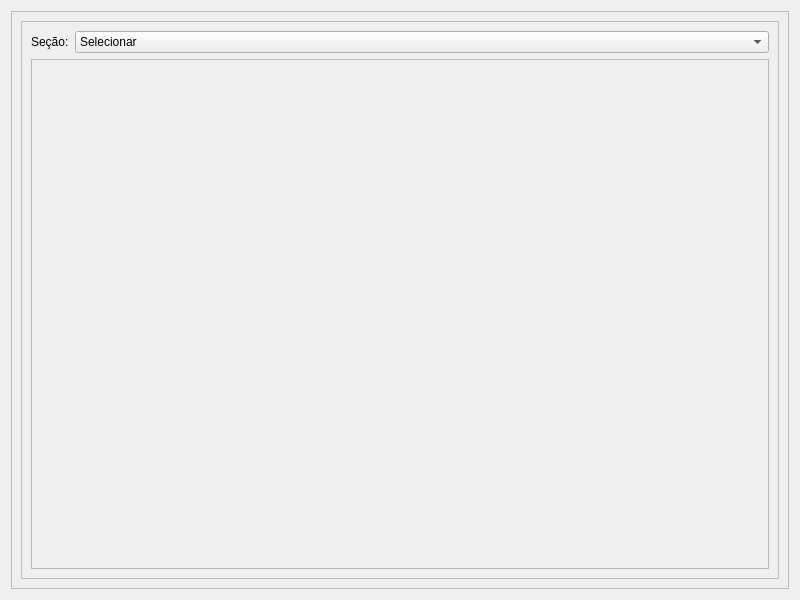
Rodrigo-P-Nascimento/Qt-DRUD, file Projeto 3/Teste/Teste_Taylor/relatorio_de_produtos.ui: the form before one commit.
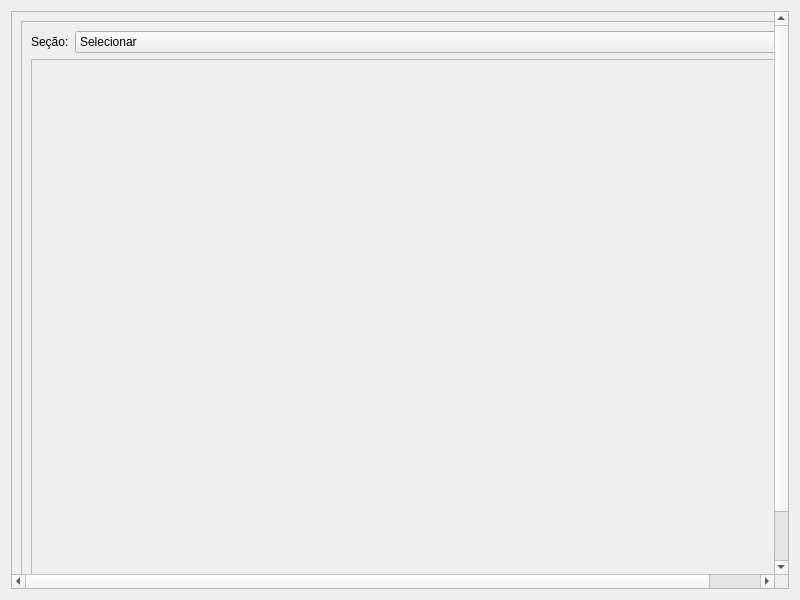
The form after the commit.

What changed in the file:
```diff
--- a/Projeto 3/Teste/Teste_Taylor/relatorio_de_produtos.ui
+++ b/Projeto 3/Teste/Teste_Taylor/relatorio_de_produtos.ui
@@ -30,13 +30,19 @@
        <rect>
         <x>0</x>
         <y>0</y>
-        <width>780</width>
-        <height>580</height>
+        <width>818</width>
+        <height>618</height>
        </rect>
       </property>
-      <layout class="QVBoxLayout" name="verticalLayout">
+      <layout class="QHBoxLayout" name="horizontalLayout_2">
        <item>
         <widget class="QScrollArea" name="scrollArea_2">
+         <property name="minimumSize">
+          <size>
+           <width>800</width>
+           <height>600</height>
+          </size>
+         </property>
          <property name="widgetResizable">
           <bool>true</bool>
          </property>
@@ -45,11 +51,11 @@
            <rect>
             <x>0</x>
             <y>0</y>
-            <width>760</width>
-            <height>560</height>
+            <width>798</width>
+            <height>598</height>
            </rect>
           </property>
-          <layout class="QVBoxLayout" name="verticalLayout_4">
+          <layout class="QHBoxLayout" name="horizontalLayout_3">
            <item>
             <layout class="QHBoxLayout" name="horizontalLayout">
              <item>
```
